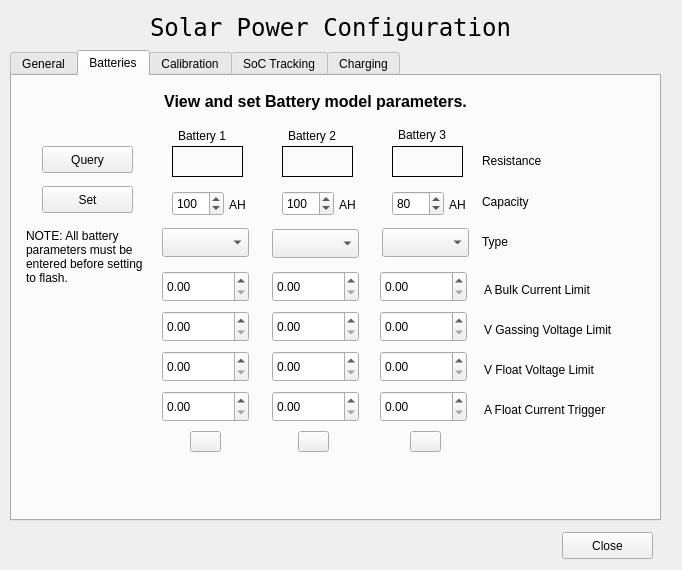
Old version of the form gui/power-management-configure.ui in the repository dmsherazi/Battery-Management-System.
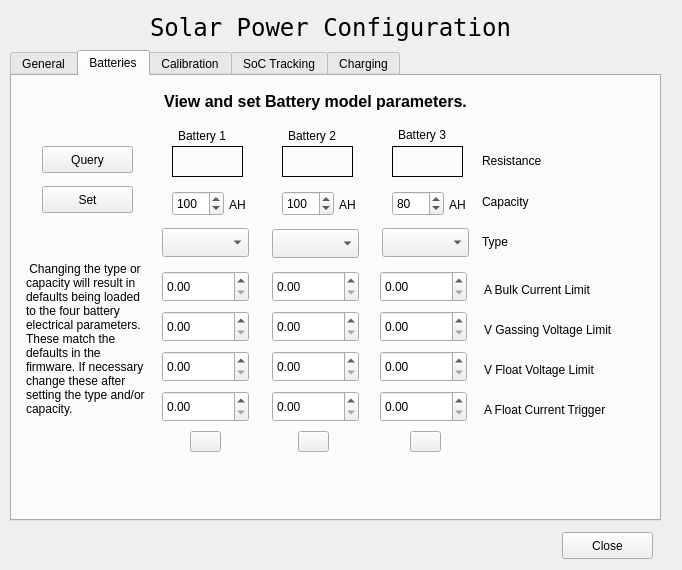
New version of the form. The open tabs and pages were chosen to show the change.

Commit message: Force changes to battery capacity spin boxes recalculate battery parameters. Send up the actual changes to the battery parameters. Some small doc and format changes to config GUI and firmware.

The edit to the form file:
```diff
--- a/gui/power-management-configure.ui
+++ b/gui/power-management-configure.ui
@@ -557,7 +557,7 @@
       <rect>
        <x>472</x>
        <y>285</y>
-       <width>133</width>
+       <width>149</width>
        <height>17</height>
       </rect>
      </property>
@@ -570,7 +570,7 @@
       <rect>
        <x>472</x>
        <y>325</y>
-       <width>143</width>
+       <width>163</width>
        <height>17</height>
       </rect>
      </property>
@@ -778,14 +778,14 @@
        <x>14</x>
        <y>145</y>
        <width>123</width>
-       <height>71</height>
+       <height>236</height>
       </rect>
      </property>
      <property name="layoutDirection">
       <enum>Qt::LeftToRight</enum>
      </property>
      <property name="text">
-      <string>NOTE: All battery parameters must be entered before setting to flash.</string>
+      <string> Changing the type or capacity will result in defaults being loaded to the four battery electrical parameters. These match the defaults in the firmware. If necessary change these after setting the type and/or capacity.</string>
      </property>
      <property name="wordWrap">
       <bool>true</bool>
```
Left out of the diff: 36 changed lines with no effect on the pictures. The commit also changes 4 other files.
